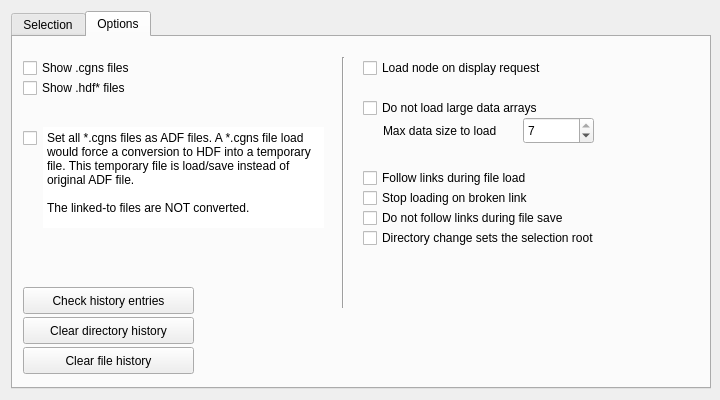
The window that NAVigater/CGNS/NAV/T/Q7FileWindow.ui (pyCGNS/pyCGNS) describes before a commit, drawn with Qt 5.
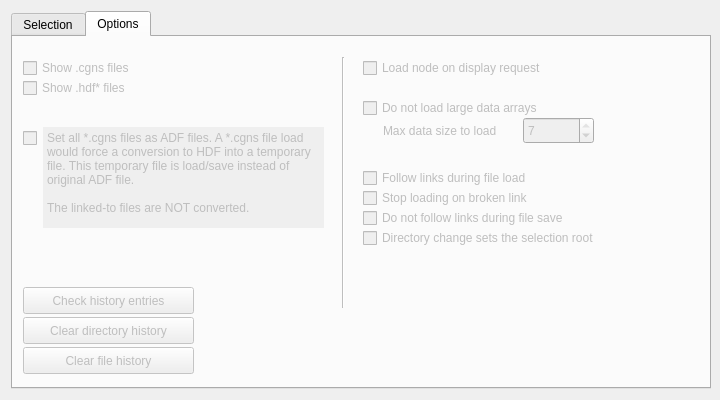
The same window after the commit. The open tabs and pages were chosen to show the change. Icons and pictures are not drawn.

The edit to the form file:
```diff
--- a/NAVigater/CGNS/NAV/T/Q7FileWindow.ui
+++ b/NAVigater/CGNS/NAV/T/Q7FileWindow.ui
@@ -56,6 +56,9 @@
      </item>
      <item>
       <widget class="QTabWidget" name="tabs">
+       <property name="enabled">
+        <bool>true</bool>
+       </property>
        <property name="sizePolicy">
         <sizepolicy hsizetype="Fixed" vsizetype="Fixed">
          <horstretch>0</horstretch>
@@ -308,6 +311,9 @@
         </widget>
        </widget>
        <widget class="QWidget" name="tab_2">
+        <property name="enabled">
+         <bool>false</bool>
+        </property>
         <property name="sizePolicy">
          <sizepolicy hsizetype="Fixed" vsizetype="Fixed">
           <horstretch>0</horstretch>
```
